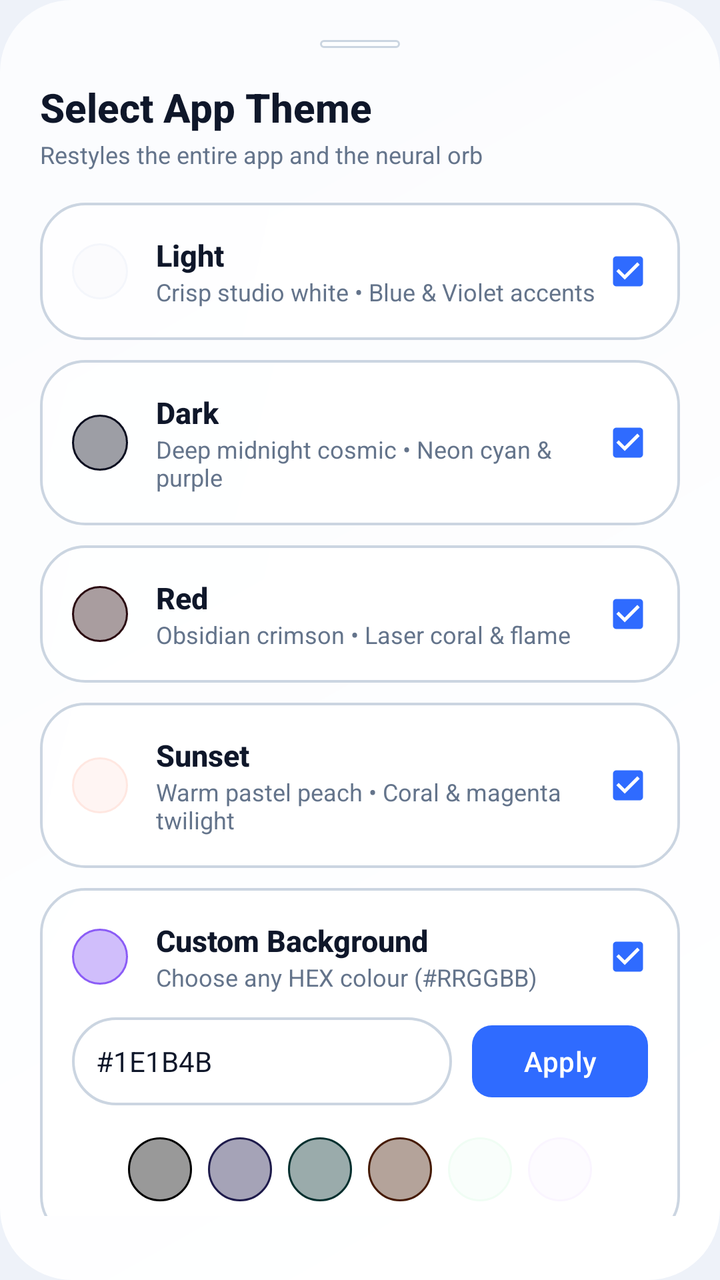
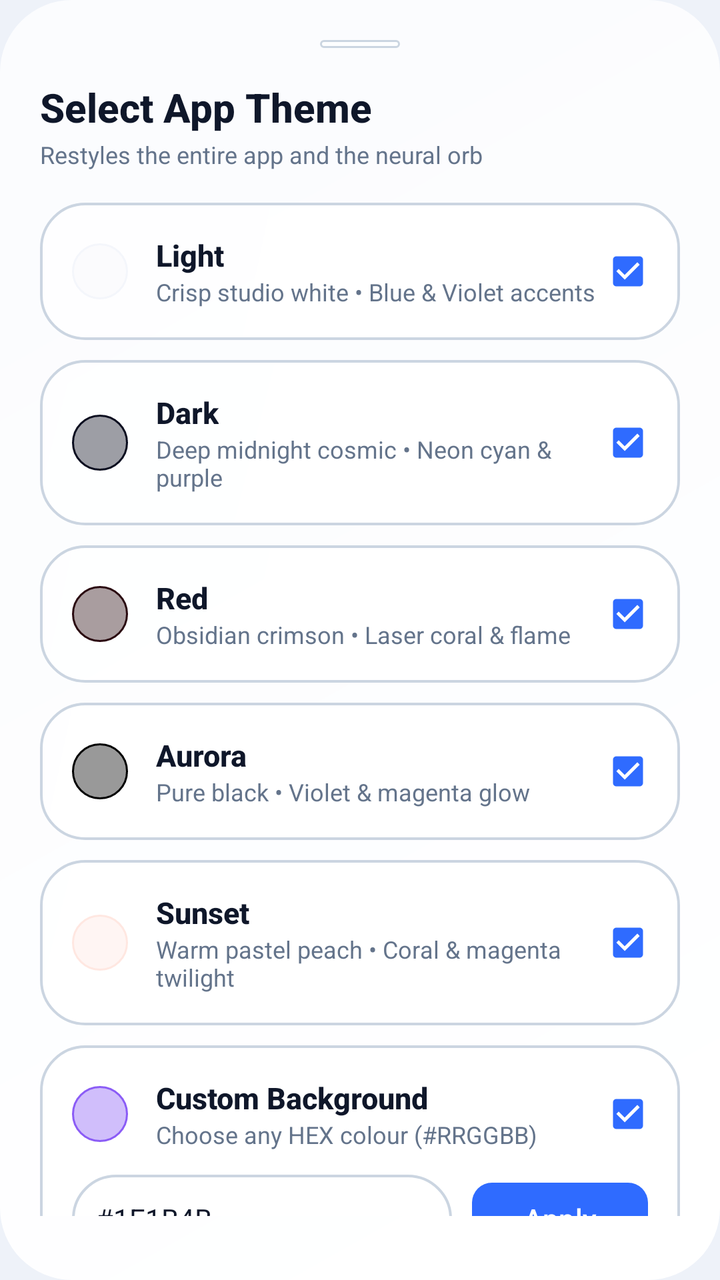

An Android layout rendered at two revisions. The XML below is the earlier revision; the diff shows what the commit changed to produce the second picture.
<!-- AndroidManifest.xml: application theme Theme.StonicXAssistant -->
<!-- res/layout/bottom_sheet_theme_selection.xml -->
<?xml version="1.0" encoding="utf-8"?>
<LinearLayout
    xmlns:android="http://schemas.android.com/apk/res/android"
    xmlns:app="http://schemas.android.com/apk/res-auto"
    android:layout_width="match_parent"
    android:layout_height="wrap_content"
    android:orientation="vertical"
    android:background="@drawable/bg_stonicx_dock"
    android:paddingStart="20dp"
    android:paddingEnd="20dp"
    android:paddingTop="20dp"
    android:paddingBottom="32dp">

    
    <View
        android:layout_width="40dp"
        android:layout_height="4dp"
        android:layout_gravity="center_horizontal"
        android:background="@drawable/bg_stonicx_chip"
        android:layout_marginBottom="16dp" />

    <TextView
        android:layout_width="wrap_content"
        android:layout_height="wrap_content"
        android:text="Select App Theme"
        android:textColor="?attr/themeTextPrimary"
        android:textSize="20sp"
        android:fontFamily="sans-serif-medium"
        android:textStyle="bold" />

    <TextView
        android:layout_width="wrap_content"
        android:layout_height="wrap_content"
        android:text="Restyles the entire app and the neural orb"
        android:textColor="?attr/themeTextMuted"
        android:textSize="12sp"
        android:fontFamily="sans-serif"
        android:layout_marginTop="2dp"
        android:layout_marginBottom="16dp" />

    <androidx.core.widget.NestedScrollView
        android:layout_width="match_parent"
        android:layout_height="wrap_content"
        android:fillViewport="true">

        <LinearLayout
            android:layout_width="match_parent"
            android:layout_height="wrap_content"
            android:orientation="vertical">

            
            <LinearLayout
                android:id="@+id/cardThemeLight"
                android:layout_width="match_parent"
                android:layout_height="wrap_content"
                android:orientation="horizontal"
                android:gravity="center_vertical"
                android:background="@drawable/bg_stonicx_card"
                android:padding="16dp"
                android:layout_marginBottom="10dp">

                <View
                    android:layout_width="28dp"
                    android:layout_height="28dp"
                    android:background="@drawable/bg_stonicx_chip"
                    android:backgroundTint="#F4F6FB" />

                <LinearLayout
                    android:layout_width="0dp"
                    android:layout_height="wrap_content"
                    android:layout_weight="1"
                    android:orientation="vertical"
                    android:layout_marginStart="14dp">

                    <TextView
                        android:layout_width="wrap_content"
                        android:layout_height="wrap_content"
                        android:text="Light"
                        android:textColor="?attr/themeTextPrimary"
                        android:textSize="15sp"
                        android:fontFamily="sans-serif-medium"
                        android:textStyle="bold" />

                    <TextView
                        android:layout_width="wrap_content"
                        android:layout_height="wrap_content"
                        android:text="Crisp studio white • Blue &amp; Violet accents"
                        android:textColor="?attr/themeTextMuted"
                        android:textSize="12sp"
                        android:fontFamily="sans-serif" />
                </LinearLayout>

                <ImageView
                    android:id="@+id/ivCheckLight"
                    android:layout_width="20dp"
                    android:layout_height="20dp"
                    android:src="@drawable/ic_checklist_tasks"
                    app:tint="?attr/themeAccent" />
            </LinearLayout>

            
            <LinearLayout
                android:id="@+id/cardThemeDark"
                android:layout_width="match_parent"
                android:layout_height="wrap_content"
                android:orientation="horizontal"
                android:gravity="center_vertical"
                android:background="@drawable/bg_stonicx_card"
                android:padding="16dp"
                android:layout_marginBottom="10dp">

                <View
                    android:layout_width="28dp"
                    android:layout_height="28dp"
                    android:background="@drawable/bg_stonicx_chip"
                    android:backgroundTint="#0A0D1F" />

                <LinearLayout
                    android:layout_width="0dp"
                    android:layout_height="wrap_content"
                    android:layout_weight="1"
                    android:orientation="vertical"
                    android:layout_marginStart="14dp">

                    <TextView
                        android:layout_width="wrap_content"
                        android:layout_height="wrap_content"
                        android:text="Dark"
                        android:textColor="?attr/themeTextPrimary"
                        android:textSize="15sp"
                        android:fontFamily="sans-serif-medium"
                        android:textStyle="bold" />

                    <TextView
                        android:layout_width="wrap_content"
                        android:layout_height="wrap_content"
                        android:text="Deep midnight cosmic • Neon cyan &amp; purple"
                        android:textColor="?attr/themeTextMuted"
                        android:textSize="12sp"
                        android:fontFamily="sans-serif" />
                </LinearLayout>

                <ImageView
                    android:id="@+id/ivCheckDark"
                    android:layout_width="20dp"
                    android:layout_height="20dp"
                    android:src="@drawable/ic_checklist_tasks"
                    app:tint="?attr/themeAccent" />
            </LinearLayout>

            
            <LinearLayout
                android:id="@+id/cardThemeRed"
                android:layout_width="match_parent"
                android:layout_height="wrap_content"
                android:orientation="horizontal"
                android:gravity="center_vertical"
                android:background="@drawable/bg_stonicx_card"
                android:padding="16dp"
                android:layout_marginBottom="10dp">

                <View
                    android:layout_width="28dp"
                    android:layout_height="28dp"
                    android:background="@drawable/bg_stonicx_chip"
                    android:backgroundTint="#2A0A10" />

                <LinearLayout
                    android:layout_width="0dp"
                    android:layout_height="wrap_content"
                    android:layout_weight="1"
                    android:orientation="vertical"
                    android:layout_marginStart="14dp">

                    <TextView
                        android:layout_width="wrap_content"
                        android:layout_height="wrap_content"
                        android:text="Red"
                        android:textColor="?attr/themeTextPrimary"
                        android:textSize="15sp"
                        android:fontFamily="sans-serif-medium"
                        android:textStyle="bold" />

                    <TextView
                        android:layout_width="wrap_content"
                        android:layout_height="wrap_content"
                        android:text="Obsidian crimson • Laser coral &amp; flame"
                        android:textColor="?attr/themeTextMuted"
                        android:textSize="12sp"
                        android:fontFamily="sans-serif" />
                </LinearLayout>

                <ImageView
                    android:id="@+id/ivCheckRed"
                    android:layout_width="20dp"
                    android:layout_height="20dp"
                    android:src="@drawable/ic_checklist_tasks"
                    app:tint="?attr/themeAccent" />
            </LinearLayout>

            
            <LinearLayout
                android:id="@+id/cardThemeSunset"
                android:layout_width="match_parent"
                android:layout_height="wrap_content"
                android:orientation="horizontal"
                android:gravity="center_vertical"
                android:background="@drawable/bg_stonicx_card"
                android:padding="16dp"
                android:layout_marginBottom="10dp">

                <View
                    android:layout_width="28dp"
                    android:layout_height="28dp"
                    android:background="@drawable/bg_stonicx_chip"
                    android:backgroundTint="#FFE7E1" />

                <LinearLayout
                    android:layout_width="0dp"
                    android:layout_height="wrap_content"
                    android:layout_weight="1"
                    android:orientation="vertical"
                    android:layout_marginStart="14dp">

                    <TextView
                        android:layout_width="wrap_content"
                        android:layout_height="wrap_content"
                        android:text="Sunset"
                        android:textColor="?attr/themeTextPrimary"
                        android:textSize="15sp"
                        android:fontFamily="sans-serif-medium"
                        android:textStyle="bold" />

                    <TextView
                        android:layout_width="wrap_content"
                        android:layout_height="wrap_content"
                        android:text="Warm pastel peach • Coral &amp; magenta twilight"
                        android:textColor="?attr/themeTextMuted"
                        android:textSize="12sp"
                        android:fontFamily="sans-serif" />
                </LinearLayout>

                <ImageView
                    android:id="@+id/ivCheckSunset"
                    android:layout_width="20dp"
                    android:layout_height="20dp"
                    android:src="@drawable/ic_checklist_tasks"
                    app:tint="?attr/themeAccent" />
            </LinearLayout>

            
            <LinearLayout
                android:id="@+id/cardThemeCustom"
                android:layout_width="match_parent"
                android:layout_height="wrap_content"
                android:orientation="vertical"
                android:background="@drawable/bg_stonicx_card"
                android:padding="16dp"
                android:layout_marginBottom="10dp">

                <LinearLayout
                    android:layout_width="match_parent"
                    android:layout_height="wrap_content"
                    android:orientation="horizontal"
                    android:gravity="center_vertical">

                    <View
                        android:id="@+id/viewCustomPreview"
                        android:layout_width="28dp"
                        android:layout_height="28dp"
                        android:background="@drawable/bg_stonicx_chip"
                        android:backgroundTint="#8B5CF6" />

                    <LinearLayout
                        android:layout_width="0dp"
                        android:layout_height="wrap_content"
                        android:layout_weight="1"
                        android:orientation="vertical"
                        android:layout_marginStart="14dp">

                        <TextView
                            android:layout_width="wrap_content"
                            android:layout_height="wrap_content"
                            android:text="Custom Background"
                            android:textColor="?attr/themeTextPrimary"
                            android:textSize="15sp"
                            android:fontFamily="sans-serif-medium"
                            android:textStyle="bold" />

                        <TextView
                            android:id="@+id/tvCustomSubtitle"
                            android:layout_width="wrap_content"
                            android:layout_height="wrap_content"
                            android:text="Choose any HEX colour (#RRGGBB)"
                            android:textColor="?attr/themeTextMuted"
                            android:textSize="12sp"
                            android:fontFamily="sans-serif" />
                    </LinearLayout>

                    <ImageView
                        android:id="@+id/ivCheckCustom"
                        android:layout_width="20dp"
                        android:layout_height="20dp"
                        android:src="@drawable/ic_checklist_tasks"
                        app:tint="?attr/themeAccent" />
                </LinearLayout>

                
                <LinearLayout
                    android:layout_width="match_parent"
                    android:layout_height="wrap_content"
                    android:orientation="horizontal"
                    android:gravity="center_vertical"
                    android:layout_marginTop="12dp">

                    <EditText
                        android:id="@+id/etCustomHex"
                        android:layout_width="0dp"
                        android:layout_height="44dp"
                        android:layout_weight="1"
                        android:hint="#1E1B4B"
                        android:text="#1E1B4B"
                        android:textColor="?attr/themeTextPrimary"
                        android:textColorHint="?attr/themeTextMuted"
                        android:textSize="14sp"
                        android:paddingStart="12dp"
                        android:paddingEnd="12dp"
                        android:background="@drawable/bg_stonicx_card"
                        android:singleLine="true" />

                    <com.google.android.material.button.MaterialButton
                        android:id="@+id/btnApplyCustom"
                        android:layout_width="wrap_content"
                        android:layout_height="44dp"
                        android:text="Apply"
                        android:textColor="#FFFFFF"
                        app:backgroundTint="?attr/themeAccent"
                        app:cornerRadius="10dp"
                        android:layout_marginStart="10dp" />
                </LinearLayout>

                
                <LinearLayout
                    android:layout_width="match_parent"
                    android:layout_height="wrap_content"
                    android:orientation="horizontal"
                    android:gravity="center"
                    android:layout_marginTop="12dp">

                    <View
                        android:id="@+id/swatch1"
                        android:layout_width="32dp"
                        android:layout_height="32dp"
                        android:layout_margin="4dp"
                        android:background="@drawable/bg_stonicx_chip"
                        android:backgroundTint="#000000" />

                    <View
                        android:id="@+id/swatch2"
                        android:layout_width="32dp"
                        android:layout_height="32dp"
                        android:layout_margin="4dp"
                        android:background="@drawable/bg_stonicx_chip"
                        android:backgroundTint="#1E1B4B" />

                    <View
                        android:id="@+id/swatch3"
                        android:layout_width="32dp"
                        android:layout_height="32dp"
                        android:layout_margin="4dp"
                        android:background="@drawable/bg_stonicx_chip"
                        android:backgroundTint="#042F2E" />

                    <View
                        android:id="@+id/swatch4"
                        android:layout_width="32dp"
                        android:layout_height="32dp"
                        android:layout_margin="4dp"
                        android:background="@drawable/bg_stonicx_chip"
                        android:backgroundTint="#451A03" />

                    <View
                        android:id="@+id/swatch5"
                        android:layout_width="32dp"
                        android:layout_height="32dp"
                        android:layout_margin="4dp"
                        android:background="@drawable/bg_stonicx_chip"
                        android:backgroundTint="#F0FDF4" />

                    <View
                        android:id="@+id/swatch6"
                        android:layout_width="32dp"
                        android:layout_height="32dp"
                        android:layout_margin="4dp"
                        android:background="@drawable/bg_stonicx_chip"
                        android:backgroundTint="#FAF5FF" />
                </LinearLayout>
            </LinearLayout>

        </LinearLayout>
    </androidx.core.widget.NestedScrollView>
</LinearLayout>
<!-- resources referenced by this layout -->
<resources>
  <!-- drawable bg_stonicx_card (drawable) -->
  <?xml version="1.0" encoding="utf-8"?>
  <shape xmlns:android="http://schemas.android.com/apk/res/android"
      android:shape="rectangle">
      <corners android:radius="22dp" />
      <gradient
          android:type="linear"
          android:angle="135"
          android:startColor="?attr/themeCardGlassStart"
          android:endColor="?attr/themeCardGlassEnd" />
      <stroke
          android:width="1.2dp"
          android:color="?attr/themeCardBorder" />
  </shape>
  <!-- drawable bg_stonicx_chip (drawable) -->
  <?xml version="1.0" encoding="utf-8"?>
  <ripple xmlns:android="http://schemas.android.com/apk/res/android"
      android:color="#20000000">
      <item>
          <shape android:shape="rectangle">
              <corners android:radius="18dp" />
              <solid android:color="?attr/themeChipBg" />
              <stroke
                  android:width="1dp"
                  android:color="?attr/themeCardBorder" />
          </shape>
      </item>
  </ripple>
  <!-- drawable bg_stonicx_dock (drawable) -->
  <?xml version="1.0" encoding="utf-8"?>
  <shape xmlns:android="http://schemas.android.com/apk/res/android"
      android:shape="rectangle">
      <corners android:radius="36dp" />
      <gradient
          android:type="linear"
          android:angle="135"
          android:startColor="?attr/themeDockGlassStart"
          android:endColor="?attr/themeDockGlassEnd" />
  </shape>
  <!-- drawable ic_checklist_tasks (drawable) -->
  <vector xmlns:android="http://schemas.android.com/apk/res/android"
      android:width="20dp"
      android:height="20dp"
      android:viewportWidth="24"
      android:viewportHeight="24">
      <path
          android:fillColor="#FFFFFF"
          android:pathData="M19,3H5C3.89,3 3,3.9 3,5v14c0,1.1 0.89,2 2,2h14c1.1,0 2,-0.9 2,-2V5C21,3.9 20.1,3 19,3zM10,17l-5,-5 1.41,-1.41L10,14.17l7.59,-7.59L19,8l-9,9z" />
  </vector>
  <style name="Theme.StonicXAssistant" parent="Theme.StonicXAssistant.Light" />
  <!-- drawable bg_liquid_glow_light_1 (drawable) -->
  <?xml version="1.0" encoding="utf-8"?>
  <shape xmlns:android="http://schemas.android.com/apk/res/android"
      android:shape="oval">
      <gradient
          android:type="radial"
          android:gradientRadius="140dp"
          android:startColor="#262F6BFF"
          android:centerColor="#102F6BFF"
          android:endColor="#002F6BFF" />
  </shape>
  <!-- drawable bg_liquid_glow_light_2 (drawable) -->
  <?xml version="1.0" encoding="utf-8"?>
  <shape xmlns:android="http://schemas.android.com/apk/res/android"
      android:shape="oval">
      <gradient
          android:type="radial"
          android:gradientRadius="130dp"
          android:startColor="#208B5CF6"
          android:centerColor="#0D8B5CF6"
          android:endColor="#008B5CF6" />
  </shape>
  <!-- drawable bg_liquid_glow_light_3 (drawable) -->
  <?xml version="1.0" encoding="utf-8"?>
  <shape xmlns:android="http://schemas.android.com/apk/res/android"
      android:shape="oval">
      <gradient
          android:type="radial"
          android:gradientRadius="140dp"
          android:startColor="#1A06B6D4"
          android:centerColor="#0B06B6D4"
          android:endColor="#0006B6D4" />
  </shape>
  <!-- unchanged entries left out for length: 2 -->
</resources>

<!-- the commit's change to res/layout/bottom_sheet_theme_selection.xml (unified diff, before → after) -->
@@ -200,6 +200,56 @@
 
             
             <LinearLayout
+                android:id="@+id/cardThemeAurora"
+                android:layout_width="match_parent"
+                android:layout_height="wrap_content"
+                android:orientation="horizontal"
+                android:gravity="center_vertical"
+                android:background="@drawable/bg_stonicx_card"
+                android:padding="16dp"
+                android:layout_marginBottom="10dp">
+
+                <View
+                    android:layout_width="28dp"
+                    android:layout_height="28dp"
+                    android:background="@drawable/bg_stonicx_chip"
+                    android:backgroundTint="#000000" />
+
+                <LinearLayout
+                    android:layout_width="0dp"
+                    android:layout_height="wrap_content"
+                    android:layout_weight="1"
+                    android:orientation="vertical"
+                    android:layout_marginStart="14dp">
+
+                    <TextView
+                        android:layout_width="wrap_content"
+                        android:layout_height="wrap_content"
+                        android:text="Aurora"
+                        android:textColor="?attr/themeTextPrimary"
+                        android:textSize="15sp"
+                        android:fontFamily="sans-serif-medium"
+                        android:textStyle="bold" />
+
+                    <TextView
+                        android:layout_width="wrap_content"
+                        android:layout_height="wrap_content"
+                        android:text="Pure black • Violet &amp; magenta glow"
+                        android:textColor="?attr/themeTextMuted"
+                        android:textSize="12sp"
+                        android:fontFamily="sans-serif" />
+                </LinearLayout>
+
+                <ImageView
+                    android:id="@+id/ivCheckAurora"
+                    android:layout_width="20dp"
+                    android:layout_height="20dp"
+                    android:src="@drawable/ic_checklist_tasks"
+                    app:tint="?attr/themeAccent" />
+            </LinearLayout>
+
+            
+            <LinearLayout
                 android:id="@+id/cardThemeSunset"
                 android:layout_width="match_parent"
                 android:layout_height="wrap_content"
